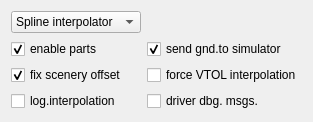
This is src/blackgui/editors/interpolationsetupform.ui in swift-project/pilotclient as Qt 5 draws it before an edit. The edited form follows.
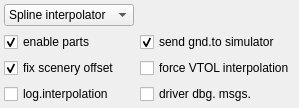
This is the edited form.

```diff
--- a/src/blackgui/editors/interpolationsetupform.ui
+++ b/src/blackgui/editors/interpolationsetupform.ui
@@ -6,14 +6,26 @@
    <rect>
     <x>0</x>
     <y>0</y>
-    <width>240</width>
-    <height>102</height>
+    <width>231</width>
+    <height>96</height>
    </rect>
   </property>
   <property name="windowTitle">
    <string>Frame</string>
   </property>
-  <layout class="QGridLayout" name="gridLayout">
+  <layout class="QGridLayout" name="gl_InterpolationSetupForm">
+   <property name="leftMargin">
+    <number>4</number>
+   </property>
+   <property name="topMargin">
+    <number>4</number>
+   </property>
+   <property name="rightMargin">
+    <number>4</number>
+   </property>
+   <property name="bottomMargin">
+    <number>4</number>
+   </property>
    <item row="3" column="1">
     <widget class="QCheckBox" name="cb_DebugDriver">
      <property name="text">
```
